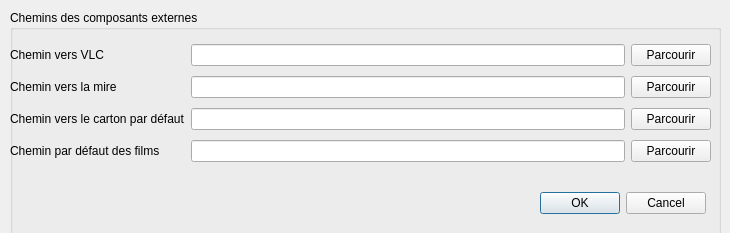
Old version of the form src/settingswindow.ui in the repository cinemaouvert/OPP.
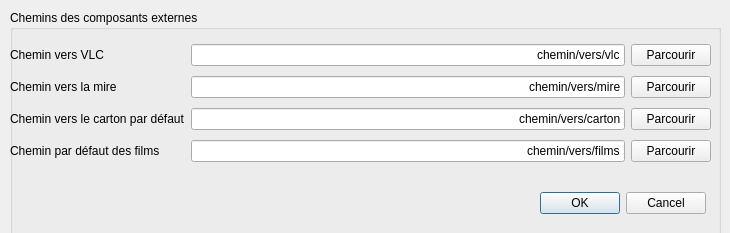
New version of the form.

What changed in the file:
```diff
--- a/src/settingswindow.ui
+++ b/src/settingswindow.ui
@@ -56,10 +56,24 @@
       </widget>
      </item>
      <item row="0" column="1">
-      <widget class="QLineEdit" name="lineEdit_VLCPath"/>
+      <widget class="QLineEdit" name="lineEdit_VLCPath">
+       <property name="text">
+        <string>chemin/vers/vlc</string>
+       </property>
+       <property name="alignment">
+        <set>Qt::AlignRight|Qt::AlignTrailing|Qt::AlignVCenter</set>
+       </property>
+      </widget>
      </item>
      <item row="2" column="1">
-      <widget class="QLineEdit" name="lineEdit_intertitlePath"/>
+      <widget class="QLineEdit" name="lineEdit_intertitlePath">
+       <property name="text">
+        <string>chemin/vers/carton</string>
+       </property>
+       <property name="alignment">
+        <set>Qt::AlignRight|Qt::AlignTrailing|Qt::AlignVCenter</set>
+       </property>
+      </widget>
      </item>
      <item row="1" column="0">
       <widget class="QLabel" name="label_testPatternPath">
@@ -83,7 +97,14 @@
       </widget>
      </item>
      <item row="1" column="1">
-      <widget class="QLineEdit" name="lineEdit_testPatternPath"/>
+      <widget class="QLineEdit" name="lineEdit_testPatternPath">
+       <property name="text">
+        <string>chemin/vers/mire</string>
+       </property>
+       <property name="alignment">
+        <set>Qt::AlignRight|Qt::AlignTrailing|Qt::AlignVCenter</set>
+       </property>
+      </widget>
      </item>
      <item row="2" column="0">
       <widget class="QLabel" name="label_intertitlePath">
@@ -107,7 +128,14 @@
       </widget>
      </item>
      <item row="3" column="1">
-      <widget class="QLineEdit" name="lineEdit_moviesPath"/>
+      <widget class="QLineEdit" name="lineEdit_moviesPath">
+       <property name="text">
+        <string>chemin/vers/films</string>
+       </property>
+       <property name="alignment">
+        <set>Qt::AlignRight|Qt::AlignTrailing|Qt::AlignVCenter</set>
+       </property>
+      </widget>
      </item>
      <item row="3" column="2">
       <widget class="QPushButton" name="pushButton_moviesPath">
```
